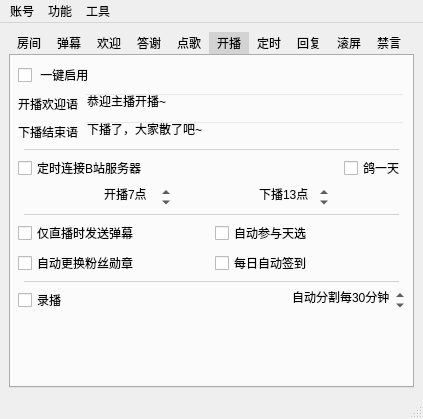
First picture: the form in mainwindow.ui, repository iwxyi/Bilibili-MagicalDanmaku, before the edit.
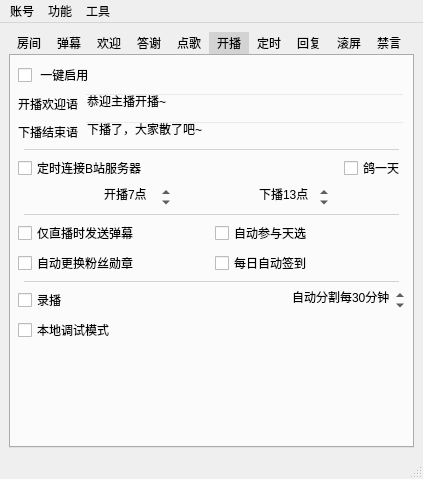
Second picture: the form after the edit. The open tabs and pages were chosen to show the change. Icons and pictures are not drawn. Custom widgets are drawn as their Qt base class.

Commit message: 添加多个PK变量；添加本地调试；优化偷塔报告；修复主播串门不提示

Diff of the .ui file:
```diff
--- a/mainwindow.ui
+++ b/mainwindow.ui
@@ -7,7 +7,7 @@
     <x>0</x>
     <y>0</y>
     <width>423</width>
-    <height>408</height>
+    <height>479</height>
    </rect>
   </property>
   <property name="windowTitle">
@@ -1386,6 +1386,16 @@
           </item>
          </layout>
         </item>
+        <item>
+         <widget class="QCheckBox" name="localDebugCheck">
+          <property name="toolTip">
+           <string>&lt;html&gt;&lt;head/&gt;&lt;body&gt;&lt;p&gt;所有本该发送的弹幕都只显示在“实时弹幕”中，不真正发送&lt;/p&gt;&lt;p&gt;适用于调试不熟悉功能&lt;/p&gt;&lt;/body&gt;&lt;/html&gt;</string>
+          </property>
+          <property name="text">
+           <string>本地调试模式</string>
+          </property>
+         </widget>
+        </item>
         <item>
          <spacer name="verticalSpacer_4">
           <property name="orientation">
```
Left out of the diff: 6 changed lines with no effect on the pictures. The commit also changes 4 other files.
